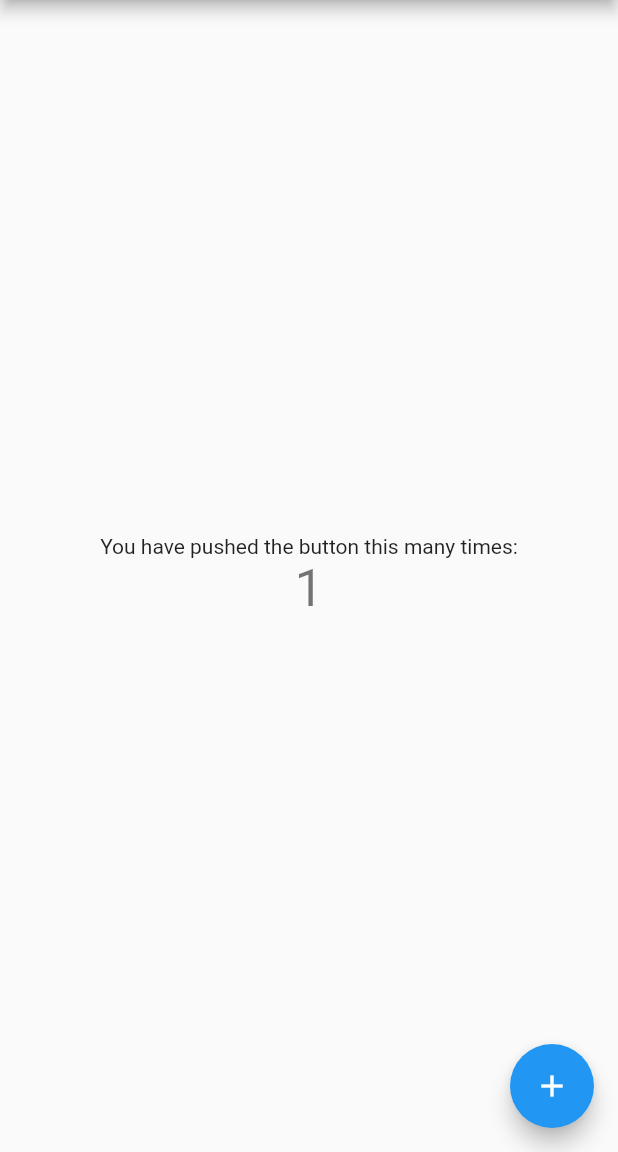
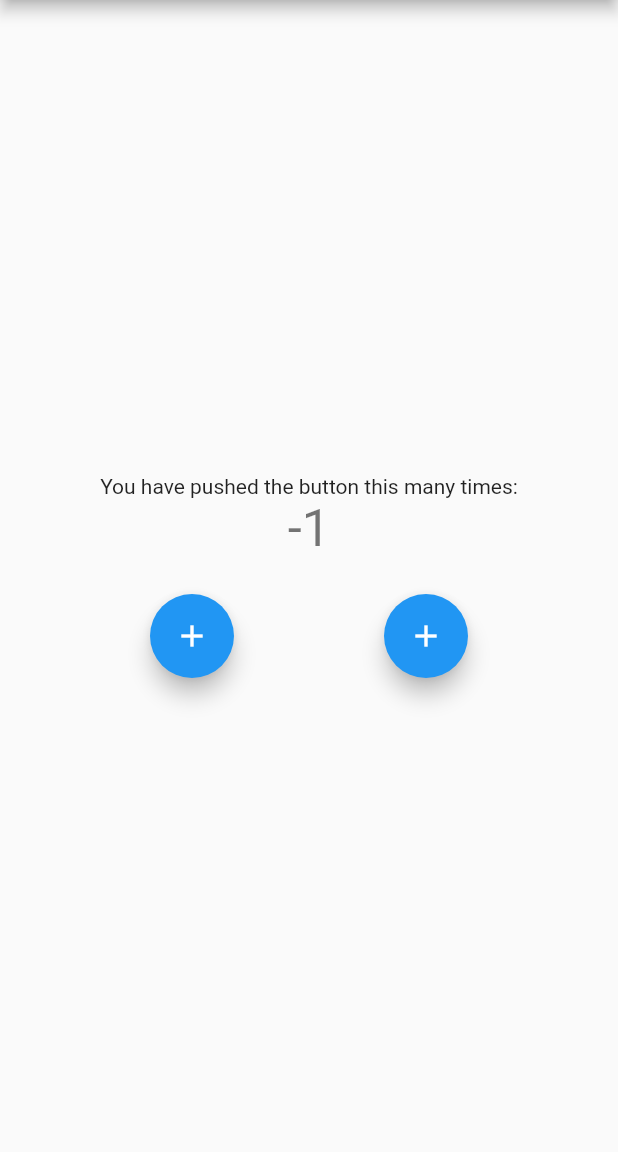
Before and after one commit to dastagg/FLY-Bloc-Tutorial, a Flutter app: the screen it shows after launch, after a tap on the "add" icon, on a phone screen of 412 x 824 dp, the part 84-1236 px from its top. Run offline on Flutter 3.47's test engine with Material 2 defaults, Android fonts, the phone set to English and light mode, and no system bars; our stand-ins replace bloc, flutter_bloc.

```diff
--- /dev/null
+++ b/lib/cubit/counter_cubit.dart
@@ -0,0 +1,12 @@
+import 'package:bloc/bloc.dart';
+import 'package:meta/meta.dart';
+
+part 'counter_state.dart';
+
+class CounterCubit extends Cubit<CounterState> {
+  CounterCubit() : super(CounterState(counterValue: 0));
+
+  void increment() => emit(CounterState(counterValue: state.counterValue + 1));
+
+  void decrement() => emit(CounterState(counterValue: state.counterValue - 1));
+}
--- /dev/null
+++ b/lib/cubit/counter_state.dart
@@ -0,0 +1,9 @@
+part of 'counter_cubit.dart';
+
+class CounterState {
+  int counterValue;
+
+  CounterState({
+    required this.counterValue,
+  });
+}
--- a/lib/main.dart
+++ b/lib/main.dart
@@ -1,4 +1,6 @@
 import 'package:flutter/material.dart';
+import 'package:flutter_bloc/flutter_bloc.dart';
+import 'package:flutter_bloc_concepts/cubit/counter_cubit.dart';
 
 void main() {
   runApp(const MyApp());
@@ -9,12 +11,15 @@ class MyApp extends StatelessWidget {
 
   @override
   Widget build(BuildContext context) {
-    return MaterialApp(
-      title: 'Flutter Demo',
-      theme: ThemeData(
-        primarySwatch: Colors.blue,
+    return BlocProvider<CounterCubit>(
+      create: (context) => CounterCubit(),
+      child: MaterialApp(
+        title: 'Flutter Demo',
+        theme: ThemeData(
+          primarySwatch: Colors.blue,
+        ),
+        home: const MyHomePage(title: 'Flutter Demo Home Page'),
       ),
-      home: const MyHomePage(title: 'Flutter Demo Home Page'),
     );
   }
 }
@@ -27,14 +32,6 @@ class MyHomePage extends StatefulWidget {
 }
 
 class _MyHomePageState extends State<MyHomePage> {
-  int _counter = 0;
-
-  void _incrementCounter() {
-    setState(() {
-      _counter++;
-    });
-  }
-
   @override
   Widget build(BuildContext context) {
     return Scaffold(
@@ -48,18 +45,39 @@ class _MyHomePageState extends State<MyHomePage> {
             const Text(
               'You have pushed the button this many times:',
             ),
-            Text(
-              '$_counter',
-              style: Theme.of(context).textTheme.headline4,
+            BlocBuilder<CounterCubit, CounterState>(
+              builder: (context, state) {
+                return Text(
+                  state.counterValue.toString(),
+                  style: Theme.of(context).textTheme.headline4,
+                );
+              },
+            ),
+            const SizedBox(
+              height: 24.0,
+            ),
+            Row(
+              mainAxisAlignment: MainAxisAlignment.spaceEvenly,
+              children: [
+                FloatingActionButton(
+                  onPressed: () {
+                    BlocProvider.of<CounterCubit>(context).decrement();
+                  },
+                  tooltip: 'Decrement',
+                  child: const Icon(Icons.add),
+                ),
+                FloatingActionButton(
+                  onPressed: () {
+                    BlocProvider.of<CounterCubit>(context).increment();
+                  },
+                  tooltip: 'Increment',
+                  child: const Icon(Icons.add),
+                ),
+              ],
             ),
           ],
         ),
       ),
-      floatingActionButton: FloatingActionButton(
-        onPressed: _incrementCounter,
-        tooltip: 'Increment',
-        child: const Icon(Icons.add),
-      ),
     );
   }
 }
--- a/pubspec.yaml
+++ b/pubspec.yaml
@@ -12,6 +12,7 @@ dependencies:
   flutter:
     sdk: flutter
   cupertino_icons: ^1.0.2
+  flutter_bloc:
 
 dev_dependencies:
   flutter_test:
```
Also changed, not shown: pubspec.lock.
